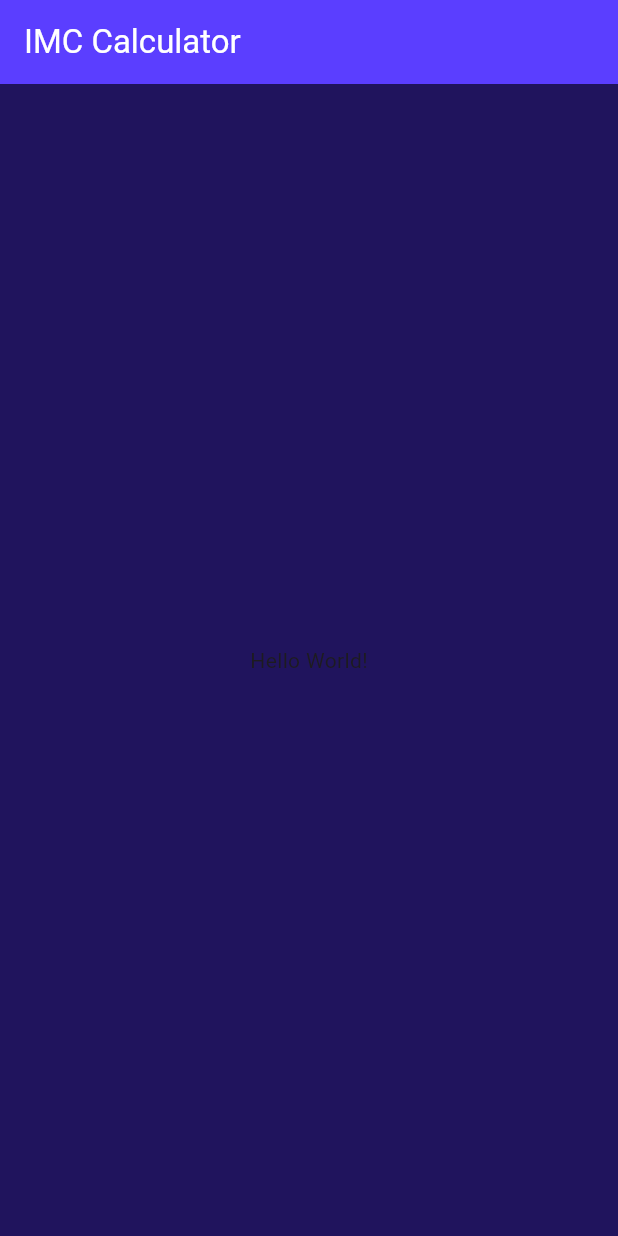
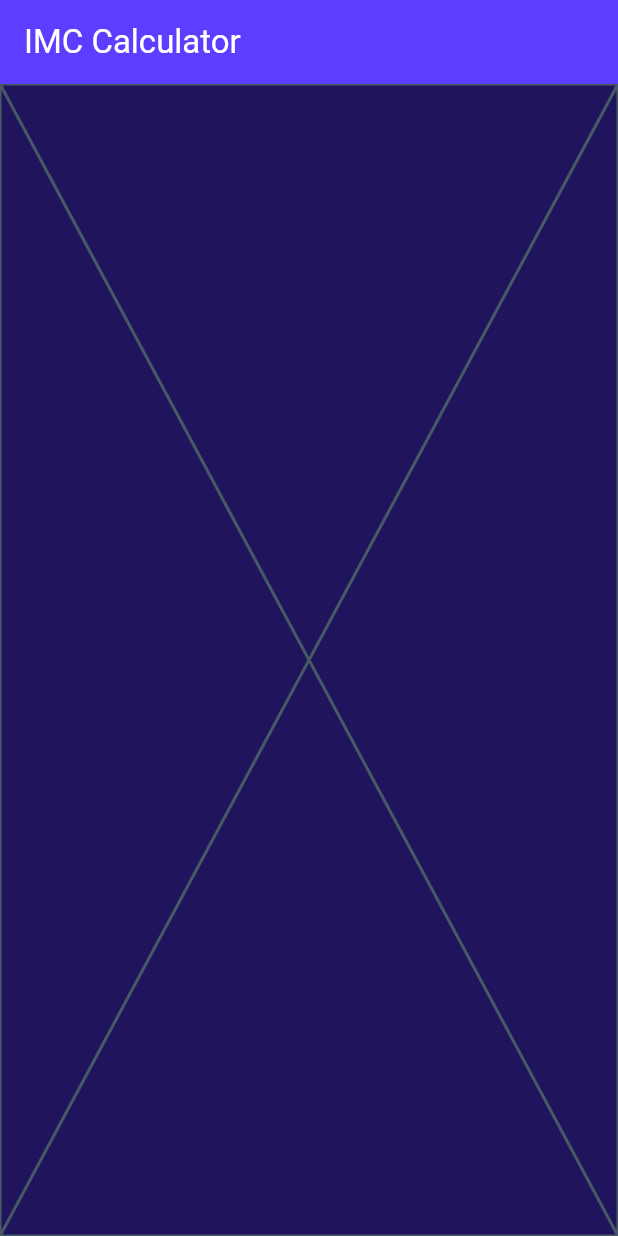
Before and after one commit to DanielGuzmanV/Proyecto-Flutter-IMCApp, a Flutter app: the screen it shows after launch, on a phone screen of 412 x 824 dp. Run offline on Flutter 3.47's test engine with Material 3 defaults, Android fonts, the phone set to English and light mode, and no system bars.

```diff
--- a/lib/main.dart
+++ b/lib/main.dart
@@ -1,5 +1,6 @@
 import 'package:flutter/material.dart';
 import 'package:imc_app/config/theme/app_theme.dart';
+import 'package:imc_app/presentation/screens/imc_home.dart';
 
 void main() {
   runApp(const MainApp());
@@ -21,9 +22,7 @@ class MainApp extends StatelessWidget {
           title: const Text('IMC Calculator'),
         ),
 
-        body: const Center(
-          child: Text('Hello World!'),
-        ),
+        body: const ImcHomeScreen(),
       ),
     );
   }
--- /dev/null
+++ b/lib/presentation/screens/imc_home.dart
@@ -0,0 +1,15 @@
+import 'package:flutter/material.dart';
+
+class ImcHomeScreen extends StatefulWidget {
+  const ImcHomeScreen({super.key});
+
+  @override
+  State<ImcHomeScreen> createState() => _ImcHomeScreenState();
+}
+
+class _ImcHomeScreenState extends State<ImcHomeScreen> {
+  @override
+  Widget build(BuildContext context) {
+    return const Placeholder();
+  }
+}
```
Also changed, not shown: lib/components/gender_selector.dart (added, +15 -0 lines).
